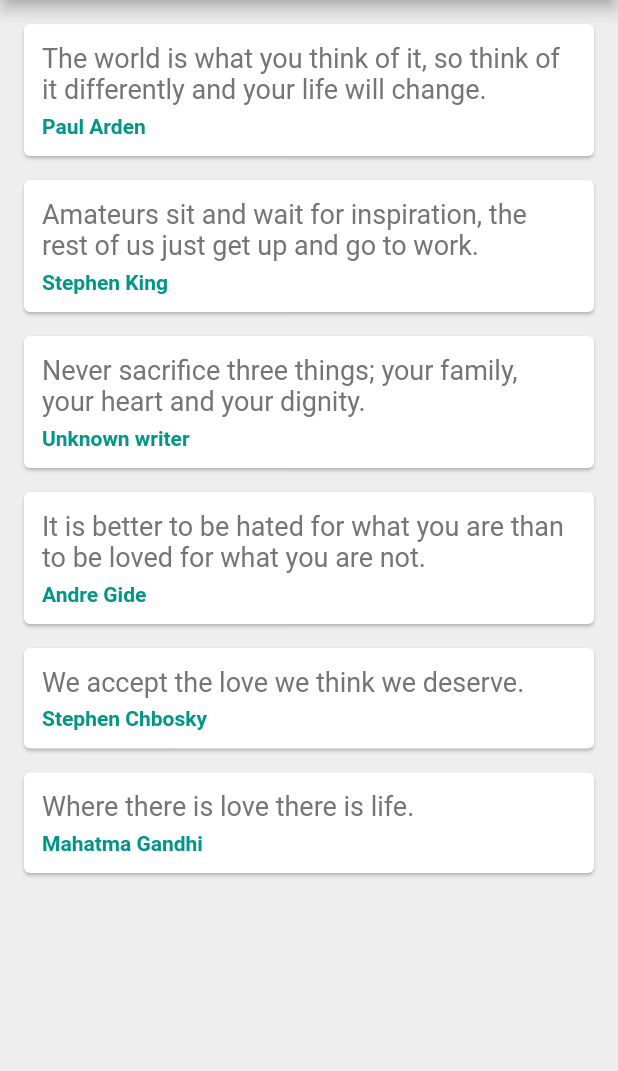
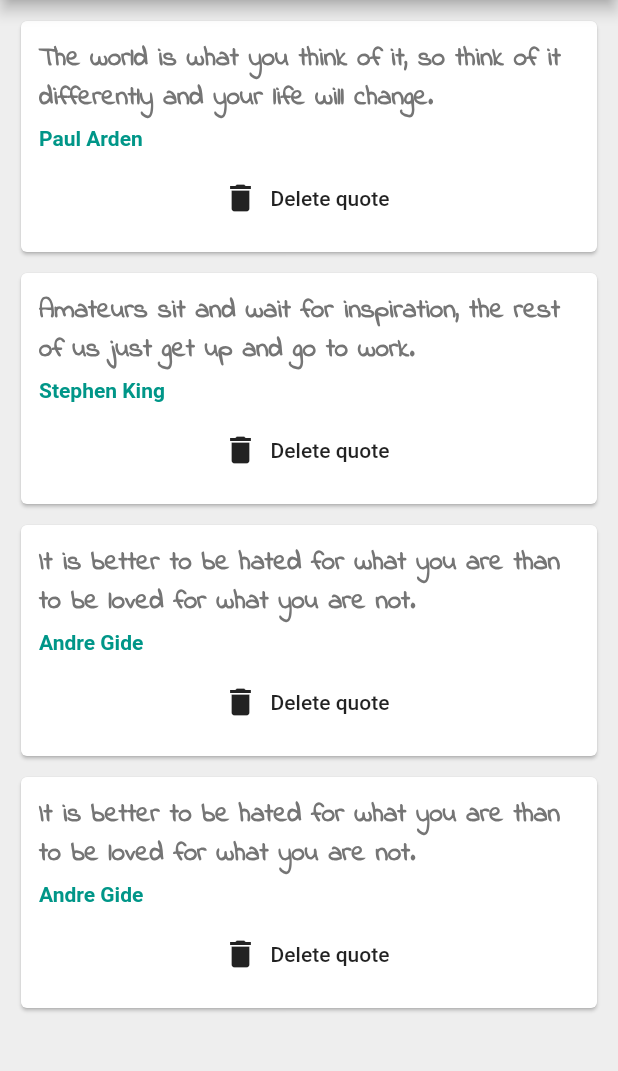
Before and after one commit to siomarapantarotto/flutter-quotes, a Flutter app: the screen it shows after launch, on a phone screen of 412 x 824 dp, the part 84-1155 px from its top. Run offline on Flutter 3.47's test engine with Material 2 defaults, Android fonts, the phone set to English and light mode, and no system bars.

Commit message:
Implement quote deletion

```diff
--- a/lib/main.dart
+++ b/lib/main.dart
@@ -1,8 +1,8 @@
-import 'dart:ui';
-
+//import 'dart:ui';
+//import 'package:flutter/cupertino.dart';
 import 'package:flutter/material.dart';
-
 import 'quote.dart';
+import 'quote_card.dart';
 
 void main() => runApp(const MaterialApp(
       home: QuoteList(),
@@ -15,7 +15,6 @@ class QuoteList extends StatefulWidget {
   _QuoteListState createState() => _QuoteListState();
 }
 
-class _QuoteListState extends State<QuoteList> {
 List<Quote> quotes = [
   Quote(
       author: 'Paul Arden',
@@ -26,43 +25,17 @@ class _QuoteListState extends State<QuoteList> {
       sentence:
       'Amateurs sit and wait for inspiration, the rest of us just get up and go to work.'),
   Quote(
-        author: 'Unknown writer',
+      author: 'Andre Gide',
       sentence:
-            'Never sacrifice three things; your family, your heart and your dignity.'),
+      'It is better to be hated for what you are than to be loved for what you are not.'),
   Quote(
       author: 'Andre Gide',
       sentence:
       'It is better to be hated for what you are than to be loved for what you are not.'),
-    Quote(
-        author: 'Stephen Chbosky',
-        sentence: 'We accept the love we think we deserve.'),
-    Quote(
-        author: 'Mahatma Gandhi',
-        sentence: 'Where there is love there is life.')
+
 ];
 
-  Widget quoteTemplate(quote) {
-    return Card(
-      margin: const EdgeInsets.fromLTRB(16.0, 16.0, 16.0, 0),
-      child: Padding(
-        padding: const EdgeInsets.all(12.0),
-        child: Column(
-          crossAxisAlignment: CrossAxisAlignment.stretch,
-          children: <Widget>[
-            Text(quote.sentence,
-                style: TextStyle(fontSize: 18.0, color: Colors.grey[600])),
-            const SizedBox(height: 6.0),
-            Text(quote.author,
-                style: const TextStyle(
-                    fontSize: 14.0,
-                    color: Colors.teal,
-                    fontWeight: FontWeight.bold)),
-          ],
-        ),
-      ),
-    );
-  }
-
+class _QuoteListState extends State<QuoteList> {
   @override
   Widget build(BuildContext context) {
     return Scaffold(
@@ -73,10 +46,14 @@ class _QuoteListState extends State<QuoteList> {
         backgroundColor: Colors.black54,
       ),
       body: Column(
-        children: quotes
-            //.map((quote) => Text('${quote.sentence} - ${quote.author}'))
-            .map((quote) => quoteTemplate(quote))
-            .toList(),
+        children: quotes.map((quote) => QuoteCard(
+            quote: quote,
+            deleteQuote: () {
+              setState(() {
+                quotes.remove(quote);
+              });
+            }
+        )).toList(),
       ),
     );
   }
```
Lines whose indentation alone changed are shown as unchanged.
